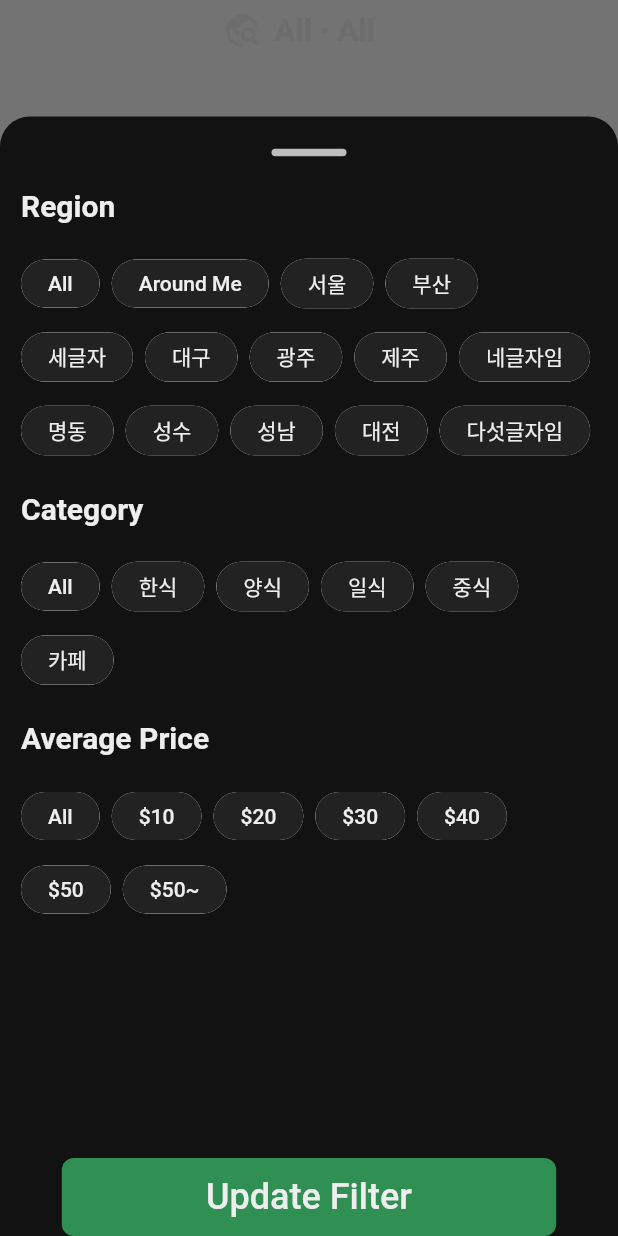
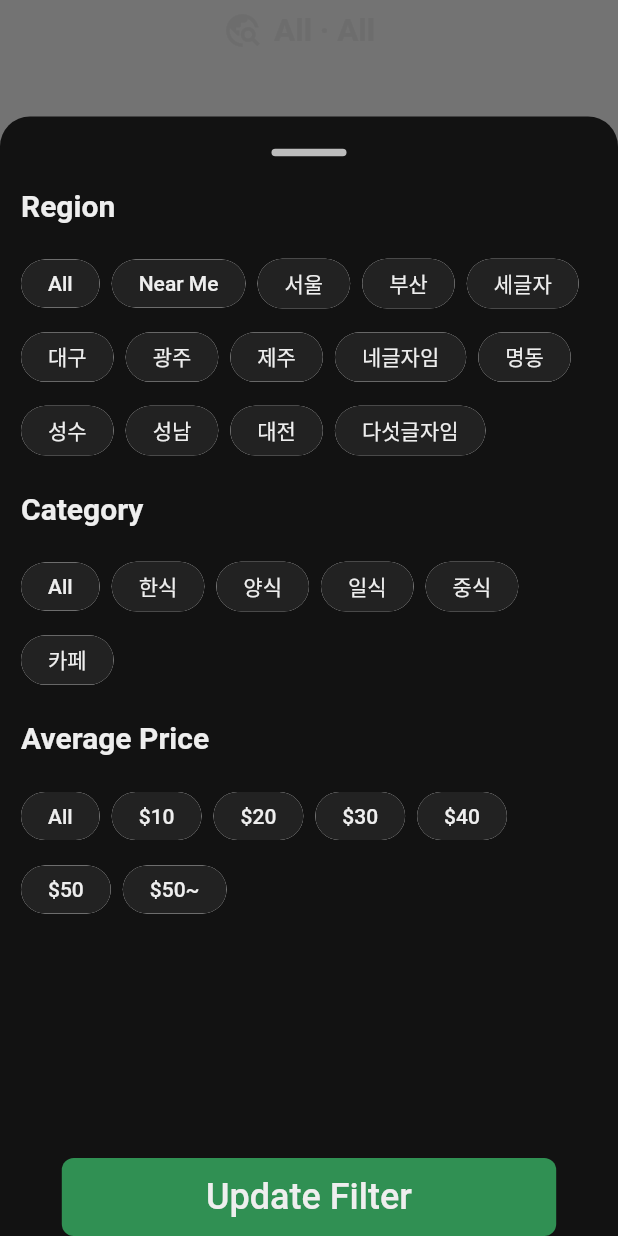
Before and after one commit to LegibleMedal670/shortsmap, a Flutter app: the ShortFormWidget widget shown alone on an empty page, opened directly, after a tap on an icon or button, on a phone screen of 412 x 824 dp. Run offline on Flutter 3.47's test engine with Material 3 defaults, Android fonts, the phone set to English and light mode, and no system bars; our stand-ins replace geolocator, google_sign_in, shared_preferences, shimmer, supabase_flutter, video_player; accounts and stored records are empty; network calls fail.

Commit message:
:art: style : 현재 필터 보여주는 것 제대로 ( Near Me일 때 All로 보여지고 있었음 ), 하단부 시간, 별점, 가격대 위젯 디자인 변경 ( 흰 -> 검은투명 (인스타느낌) ) :sparkles: feat : OptionModal 북마크 기능 추가

```diff
--- a/lib/Shorts/widget/ShortFormWidget.dart
+++ b/lib/Shorts/widget/ShortFormWidget.dart
@@ -57,7 +57,7 @@ class _ShortFormWidgetState extends State<ShortFormWidget> {
 
   final List<String> regionOptions = [
     'All',
-    'Around Me',
+    'Near Me',
     '서울',
     '부산',
     '세글자',
@@ -411,7 +411,7 @@ class _ShortFormWidgetState extends State<ShortFormWidget> {
                         padding: EdgeInsets.symmetric(vertical: 8, horizontal: 8),
                         color: Colors.transparent,
                         child: Text(
-                          '${filterProvider.filterRegion ?? 'All'} · ${filterProvider.filterCategory ?? 'All'} ',
+                          '${filterProvider.orderNear == true ? 'Near Me': filterProvider.filterRegion ?? 'All'} · ${filterProvider.filterCategory ?? 'All'} ',
                           style: TextStyle(
                             fontSize: 21,
                             fontWeight: FontWeight.w600,
@@ -430,9 +430,7 @@ class _ShortFormWidgetState extends State<ShortFormWidget> {
           Positioned(
             right: MediaQuery.of(context).size.width * 0.03,
             bottom: MediaQuery.of(context).size.height * 0.02,
-            child: Consumer<UserDataProvider>(
-              builder: (userDataProviderContext, userDataProvider, child) {
-                return Column(
+            child: Column(
               // mainAxisAlignment: MainAxisAlignment.spaceEvenly,
               children: [
                 ItemButton(
@@ -442,14 +440,12 @@ class _ShortFormWidgetState extends State<ShortFormWidget> {
                       : CupertinoIcons.bookmark,
                   value: _bookmarkCount.toString(),
                   action:
-                          () => saveBookmarkInfo(userDataProvider.currentUserUID),
+                      () => saveBookmarkInfo(Provider.of<UserDataProvider>(context, listen: false).currentUserUID),
                 ),
                 ItemButton(icon: CupertinoIcons.bubble_right, value: '32'),
                 ItemButton(icon: CupertinoIcons.paperplane, value: 'Share'),
                 ItemButton(icon: Icons.travel_explore_outlined, value: 'Map'),
               ],
-                );
-              },
             ),
           ),
 
@@ -583,19 +579,21 @@ class _ShortFormWidgetState extends State<ShortFormWidget> {
                       Container(
                         padding: EdgeInsets.symmetric(vertical: 4, horizontal: 8),
                         decoration: BoxDecoration(
-                          color: Color.fromRGBO(243, 244, 246, 1),
+                          color: Colors.black.withValues(alpha: 0.2),
                           borderRadius: BorderRadius.circular(12),
+                          border: Border.all(color: Colors.white.withValues(alpha: 0.3), width: 0.5)
                         ),
                         child: Row(
                           children: [
-                            Icon(Icons.schedule, size: 18, color: Colors.black),
+                            Icon(Icons.schedule, size: 18, color: shortPageWhite),
                             SizedBox(width: 5),
                             Text(
                               '${widget.openTime} ~ ${widget.closeTime}',
                               style: TextStyle(
-                                color: Colors.black,
+                                color: shortPageWhite,
                                 fontSize:
-                                MediaQuery.of(context).size.width * 0.035,
+                                MediaQuery.of(context).size.width * 0.032,
+                                fontWeight: FontWeight.w500
                               ),
                             ),
                           ],
@@ -607,19 +605,20 @@ class _ShortFormWidgetState extends State<ShortFormWidget> {
                       Container(
                         padding: EdgeInsets.symmetric(vertical: 4, horizontal: 8),
                         decoration: BoxDecoration(
-                          color: Color.fromRGBO(243, 244, 246, 1),
+                            color: Colors.black.withValues(alpha: 0.2),
                             borderRadius: BorderRadius.circular(12),
+                            border: Border.all(color: Colors.white.withValues(alpha: 0.3), width: 0.5)
                         ),
                         child: Row(
                           children: [
-                            Icon(Icons.star, size: 18, color: Colors.black),
+                            Icon(Icons.star, size: 18, color: shortPageWhite),
                             SizedBox(width: 5),
                             Text(
                               widget.rating.toString(),
                               style: TextStyle(
-                                color: Colors.black,
+                                color: shortPageWhite,
                                 fontSize:
-                                MediaQuery.of(context).size.width * 0.035,
+                                MediaQuery.of(context).size.width * 0.032,
                               ),
                             ),
                           ],
@@ -631,19 +630,20 @@ class _ShortFormWidgetState extends State<ShortFormWidget> {
                       Container(
                         padding: EdgeInsets.symmetric(vertical: 2, horizontal: 8),
                         decoration: BoxDecoration(
-                          color: Color.fromRGBO(243, 244, 246, 1),
+                            color: Colors.black.withValues(alpha: 0.2),
                             borderRadius: BorderRadius.circular(12),
+                            border: Border.all(color: Colors.white.withValues(alpha: 0.3), width: 0.5)
                         ),
                         child: Row(
                           children: [
-                            Icon(Icons.payments, size: 18, color: Colors.black),
+                            Icon(Icons.payments, size: 18, color: shortPageWhite),
                             SizedBox(width: 5),
                             Text(
                               '\$${widget.averagePrice}~',
                               style: TextStyle(
-                                color: Colors.black,
+                                color: shortPageWhite,
                                 fontSize:
-                                MediaQuery.of(context).size.width * 0.035,
+                                MediaQuery.of(context).size.width * 0.032,
                               ),
                             ),
                           ],
@@ -661,6 +661,7 @@ class _ShortFormWidgetState extends State<ShortFormWidget> {
   }
 
   Future<void> saveBookmarkInfo(String? currentUserUid) async {
+    // 로그인 되어있는 경우
     if (currentUserUid != null) {
       // 눌렀을 때 진동
       HapticFeedback.lightImpact();
@@ -670,23 +671,29 @@ class _ShortFormWidgetState extends State<ShortFormWidget> {
       List<String> bookMarkList =
           preferences.getStringList('bookMarkList') ?? [];
 
+      // 북마크되지 않은 영상의 경우
       if (!bookMarkList.contains(widget.videoId)) {
         bookMarkList.add(widget.videoId);
 
+        // bookmarked를 True로 바꿔줘 색상을 채우고 현재 값에 +1 해줌
         setState(() {
           _isBookmarked = true;
           _bookmarkCount++;
         });
 
+        // 캐시 업데이트
         await preferences.setStringList('bookMarkList', bookMarkList);
 
         try {
+          // 서버에 저장
           await _supabase.from('bookmarks').insert({
             'user_id': currentUserUid,
             'location_id': widget.videoId,
             'category': widget.category,
             'bookmarked_at': DateTime.now().toIso8601String(),
           });
+
+          // 저장 되었음을 표시해주는 스낵바 TODO ( UI 조정 필요 )
           ScaffoldMessenger.of(context).showSnackBar(
             SnackBar(
               backgroundColor: Colors.lightBlueAccent,
@@ -707,24 +714,30 @@ class _ShortFormWidgetState extends State<ShortFormWidget> {
             ),
           );
         } catch (e) {
-          // 예외가 발생하면 에러 메시지를 출력합니다.
+          // 예외가 발생하면 에러 메시지를 출력합니다. TODO 에러 처리 어떻게할지 고민
           print('Insert 에러: $e');
         }
       } else {
+
+        // 북마크된 영상의 경우 캐시에서 삭제
         bookMarkList.remove(widget.videoId);
 
+        // bookmarked를 false로 바꿔줘 색상을 비우고 현재 값에 -1 해줌
         setState(() {
           _isBookmarked = false;
           _bookmarkCount--;
         });
 
+        // 캐시 업데이트
         await preferences.setStringList('bookMarkList', bookMarkList);
 
         try {
+          // 서버에서 삭제
           await _supabase.from('bookmarks').delete().match({
             'user_id': currentUserUid,
             'location_id': widget.videoId,
           });
+          // 삭제 되었음을 알려주는 스낵바 TODO ( UI 조정 필요 )
           ScaffoldMessenger.of(context).showSnackBar(
             SnackBar(
               backgroundColor: Colors.lightBlueAccent,
@@ -745,10 +758,12 @@ class _ShortFormWidgetState extends State<ShortFormWidget> {
             ),
           );
         } catch (e) {
+          // 에러 메세지 출력 TODO 에러 처리 어떻게할지 고민
           print('Delete 에러: $e');
         }
       }
     } else {
+      // 로그인 되어있지 않은 경우엔 로그인하라는 스낵바 띄워줌 TODO ( UI 조정 필요 )
       ScaffoldMessenger.of(context).showSnackBar(
         SnackBar(
           backgroundColor: Colors.lightBlueAccent,
@@ -791,6 +806,7 @@ class _ShortFormWidgetState extends State<ShortFormWidget> {
     );
   }
 
+  ///동영상을 꾹 눌렀을 때 나오는 옵션들이 있는 ModalBottomSheet
   void showOptionsModal(BuildContext context) {
     showModalBottomSheet(
       backgroundColor: Colors.white,
@@ -819,8 +835,14 @@ class _ShortFormWidgetState extends State<ShortFormWidget> {
                 padding: const EdgeInsets.symmetric(horizontal: 14),
                 child: Column(
                   children: [
-                    Container(
-                      padding: EdgeInsets.symmetric(vertical: 20),
+                    GestureDetector(
+                      onTap: (){
+                        Navigator.pop(context);
+                        saveBookmarkInfo(Provider.of<UserDataProvider>(context, listen: false).currentUserUID);
+                      },
+                      child: Container(
+                        color: Colors.transparent,
+                        padding: EdgeInsets.only(top: 10, bottom: 20),
                         child: Row(
                           children: [
                             Icon(CupertinoIcons.bookmark, size: 24),
@@ -832,7 +854,10 @@ class _ShortFormWidgetState extends State<ShortFormWidget> {
                           ],
                         ),
                       ),
-                    Container(
+                    ),
+                    GestureDetector(
+                      child: Container(
+                        color: Colors.transparent,
                         padding: EdgeInsets.symmetric(vertical: 20),
                         child: Row(
                           children: [
@@ -845,7 +870,10 @@ class _ShortFormWidgetState extends State<ShortFormWidget> {
                           ],
                         ),
                       ),
-                    Container(
+                    ),
+                    GestureDetector(
+                      child: Container(
+                        color: Colors.transparent,
                         padding: EdgeInsets.symmetric(vertical: 20),
                         child: Row(
                           children: [
@@ -858,7 +886,10 @@ class _ShortFormWidgetState extends State<ShortFormWidget> {
                           ],
                         ),
                       ),
-                    Container(
+                    ),
+                    GestureDetector(
+                      child: Container(
+                        color: Colors.transparent,
                         padding: EdgeInsets.symmetric(vertical: 20),
                         child: Row(
                           children: [
@@ -871,7 +902,10 @@ class _ShortFormWidgetState extends State<ShortFormWidget> {
                           ],
                         ),
                       ),
-                    Container(
+                    ),
+                    GestureDetector(
+                      child: Container(
+                        color: Colors.transparent,
                         padding: EdgeInsets.symmetric(vertical: 20),
                         child: Row(
                           children: [
@@ -882,6 +916,7 @@ class _ShortFormWidgetState extends State<ShortFormWidget> {
                               style: TextStyle(fontSize: 16, fontWeight: FontWeight.w500),
                             ),
                           ],
+                        ),
                       ),
                     ),
                   ],
@@ -1082,7 +1117,7 @@ class _ShortFormWidgetState extends State<ShortFormWidget> {
                           return GestureDetector(
                             onTap: () {
 
-                              if (selectedRegion == 'Around Me') {
+                              if (selectedRegion == 'Near Me') {
                                 filterProvider.setAroundVideoCategory(
                                   context,
                                   (selectedCategory == 'All')
```
Lines whose indentation alone changed are shown as unchanged.
